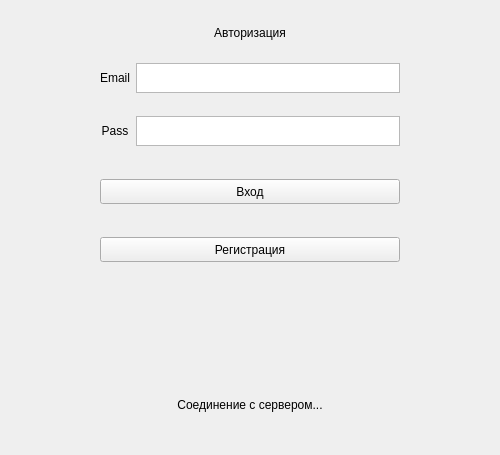
First picture: the form in client/authorization/AuthorizationWindow.ui, repository DmB0l/chat, before the edit.
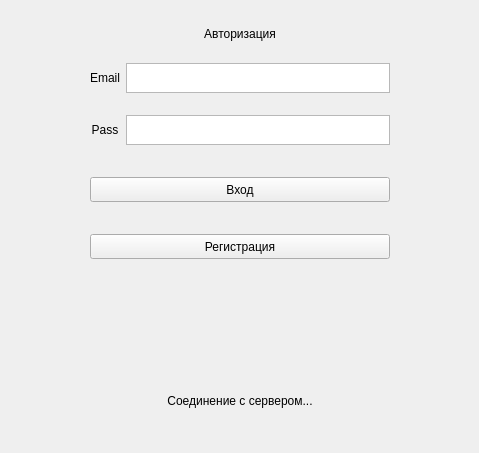
Second picture: the form after the edit.

The edit to the form file:
```diff
--- a/client/authorization/AuthorizationWindow.ui
+++ b/client/authorization/AuthorizationWindow.ui
@@ -1,34 +1,138 @@
 <?xml version="1.0" encoding="UTF-8"?>
 <ui version="4.0">
  <class>AuthorizationWindow</class>
- <widget class="QMainWindow" name="AuthorizationWindow">
+ <widget class="QWidget" name="AuthorizationWindow">
   <property name="geometry">
    <rect>
     <x>0</x>
     <y>0</y>
-    <width>500</width>
-    <height>455</height>
+    <width>479</width>
+    <height>453</height>
    </rect>
   </property>
   <property name="windowTitle">
    <string>MainWindow</string>
   </property>
-  <widget class="QWidget" name="centralwidget">
    <layout class="QGridLayout" name="gridLayout">
-    <item row="6" column="4">
-     <spacer name="horizontalSpacer_5">
+   <item row="0" column="1" colspan="2">
+    <widget class="QLabel" name="label_3">
+     <property name="sizePolicy">
+      <sizepolicy hsizetype="Preferred" vsizetype="Fixed">
+       <horstretch>0</horstretch>
+       <verstretch>0</verstretch>
+      </sizepolicy>
+     </property>
+     <property name="text">
+      <string>Авторизация</string>
+     </property>
+     <property name="alignment">
+      <set>Qt::AlignCenter</set>
+     </property>
+    </widget>
+   </item>
+   <item row="1" column="0">
+    <spacer name="horizontalSpacer">
       <property name="orientation">
        <enum>Qt::Horizontal</enum>
       </property>
+     <property name="sizeType">
+      <enum>QSizePolicy::Expanding</enum>
+     </property>
       <property name="sizeHint" stdset="0">
        <size>
-        <width>40</width>
+       <width>72</width>
         <height>20</height>
        </size>
       </property>
      </spacer>
     </item>
-    <item row="3" column="2" colspan="2">
+   <item row="1" column="1">
+    <widget class="QLabel" name="label">
+     <property name="sizePolicy">
+      <sizepolicy hsizetype="Maximum" vsizetype="Preferred">
+       <horstretch>0</horstretch>
+       <verstretch>0</verstretch>
+      </sizepolicy>
+     </property>
+     <property name="text">
+      <string>Email</string>
+     </property>
+     <property name="alignment">
+      <set>Qt::AlignCenter</set>
+     </property>
+    </widget>
+   </item>
+   <item row="1" column="2">
+    <widget class="QPlainTextEdit" name="TE_email">
+     <property name="sizePolicy">
+      <sizepolicy hsizetype="Preferred" vsizetype="Fixed">
+       <horstretch>0</horstretch>
+       <verstretch>0</verstretch>
+      </sizepolicy>
+     </property>
+     <property name="minimumSize">
+      <size>
+       <width>200</width>
+       <height>0</height>
+      </size>
+     </property>
+     <property name="maximumSize">
+      <size>
+       <width>16777215</width>
+       <height>30</height>
+      </size>
+     </property>
+    </widget>
+   </item>
+   <item row="1" column="3">
+    <spacer name="horizontalSpacer_2">
+     <property name="orientation">
+      <enum>Qt::Horizontal</enum>
+     </property>
+     <property name="sizeType">
+      <enum>QSizePolicy::Expanding</enum>
+     </property>
+     <property name="sizeHint" stdset="0">
+      <size>
+       <width>71</width>
+       <height>20</height>
+      </size>
+     </property>
+    </spacer>
+   </item>
+   <item row="2" column="0">
+    <spacer name="horizontalSpacer_3">
+     <property name="orientation">
+      <enum>Qt::Horizontal</enum>
+     </property>
+     <property name="sizeType">
+      <enum>QSizePolicy::Expanding</enum>
+     </property>
+     <property name="sizeHint" stdset="0">
+      <size>
+       <width>72</width>
+       <height>20</height>
+      </size>
+     </property>
+    </spacer>
+   </item>
+   <item row="2" column="1">
+    <widget class="QLabel" name="label_2">
+     <property name="sizePolicy">
+      <sizepolicy hsizetype="Preferred" vsizetype="Preferred">
+       <horstretch>0</horstretch>
+       <verstretch>0</verstretch>
+      </sizepolicy>
+     </property>
+     <property name="text">
+      <string>Pass</string>
+     </property>
+     <property name="alignment">
+      <set>Qt::AlignCenter</set>
+     </property>
+    </widget>
+   </item>
+   <item row="2" column="2">
      <widget class="QPlainTextEdit" name="TE_passw">
       <property name="sizePolicy">
        <sizepolicy hsizetype="Preferred" vsizetype="Fixed">
@@ -50,7 +154,52 @@
       </property>
      </widget>
     </item>
-    <item row="6" column="1" colspan="3">
+   <item row="2" column="3">
+    <spacer name="horizontalSpacer_4">
+     <property name="orientation">
+      <enum>Qt::Horizontal</enum>
+     </property>
+     <property name="sizeType">
+      <enum>QSizePolicy::Expanding</enum>
+     </property>
+     <property name="sizeHint" stdset="0">
+      <size>
+       <width>71</width>
+       <height>20</height>
+      </size>
+     </property>
+    </spacer>
+   </item>
+   <item row="3" column="2">
+    <spacer name="verticalSpacer_2">
+     <property name="orientation">
+      <enum>Qt::Vertical</enum>
+     </property>
+     <property name="sizeType">
+      <enum>QSizePolicy::Fixed</enum>
+     </property>
+     <property name="sizeHint" stdset="0">
+      <size>
+       <width>20</width>
+       <height>10</height>
+      </size>
+     </property>
+    </spacer>
+   </item>
+   <item row="4" column="0">
+    <spacer name="horizontalSpacer_7">
+     <property name="orientation">
+      <enum>Qt::Horizontal</enum>
+     </property>
+     <property name="sizeHint" stdset="0">
+      <size>
+       <width>72</width>
+       <height>20</height>
+      </size>
+     </property>
+    </spacer>
+   </item>
+   <item row="4" column="1" colspan="2">
      <widget class="QPushButton" name="PB_enter">
       <property name="sizePolicy">
        <sizepolicy hsizetype="Minimum" vsizetype="Fixed">
@@ -82,135 +231,20 @@
       </property>
      </widget>
     </item>
-    <item row="2" column="2" colspan="2">
-     <widget class="QPlainTextEdit" name="TE_email">
-      <property name="sizePolicy">
-       <sizepolicy hsizetype="Preferred" vsizetype="Fixed">
-        <horstretch>0</horstretch>
-        <verstretch>0</verstretch>
-       </sizepolicy>
-      </property>
-      <property name="minimumSize">
-       <size>
-        <width>200</width>
-        <height>0</height>
-       </size>
-      </property>
-      <property name="maximumSize">
-       <size>
-        <width>16777215</width>
-        <height>30</height>
-       </size>
-      </property>
-     </widget>
-    </item>
-    <item row="9" column="2">
-     <spacer name="verticalSpacer">
+   <item row="4" column="3">
+    <spacer name="horizontalSpacer_5">
       <property name="orientation">
-       <enum>Qt::Vertical</enum>
-      </property>
-      <property name="sizeType">
-       <enum>QSizePolicy::Fixed</enum>
-      </property>
-      <property name="sizeHint" stdset="0">
-       <size>
-        <width>100</width>
-        <height>100</height>
-       </size>
-      </property>
-     </spacer>
-    </item>
-    <item row="8" column="4">
-     <spacer name="horizontalSpacer_6">
-      <property name="orientation">
        <enum>Qt::Horizontal</enum>
       </property>
       <property name="sizeHint" stdset="0">
        <size>
-        <width>40</width>
+       <width>71</width>
         <height>20</height>
        </size>
       </property>
      </spacer>
     </item>
-    <item row="2" column="4">
-     <spacer name="horizontalSpacer_2">
-      <property name="orientation">
-       <enum>Qt::Horizontal</enum>
-      </property>
-      <property name="sizeType">
-       <enum>QSizePolicy::Expanding</enum>
-      </property>
-      <property name="sizeHint" stdset="0">
-       <size>
-        <width>20</width>
-        <height>20</height>
-       </size>
-      </property>
-     </spacer>
-    </item>
-    <item row="3" column="4">
-     <spacer name="horizontalSpacer_4">
-      <property name="orientation">
-       <enum>Qt::Horizontal</enum>
-      </property>
-      <property name="sizeType">
-       <enum>QSizePolicy::Expanding</enum>
-      </property>
-      <property name="sizeHint" stdset="0">
-       <size>
-        <width>40</width>
-        <height>20</height>
-       </size>
-      </property>
-     </spacer>
-    </item>
-    <item row="8" column="0">
-     <spacer name="horizontalSpacer_8">
-      <property name="orientation">
-       <enum>Qt::Horizontal</enum>
-      </property>
-      <property name="sizeHint" stdset="0">
-       <size>
-        <width>40</width>
-        <height>20</height>
-       </size>
-      </property>
-     </spacer>
-    </item>
-    <item row="4" column="2">
-     <spacer name="verticalSpacer_2">
-      <property name="orientation">
-       <enum>Qt::Vertical</enum>
-      </property>
-      <property name="sizeType">
-       <enum>QSizePolicy::Fixed</enum>
-      </property>
-      <property name="sizeHint" stdset="0">
-       <size>
-        <width>20</width>
-        <height>10</height>
-       </size>
-      </property>
-     </spacer>
-    </item>
-    <item row="3" column="0">
-     <spacer name="horizontalSpacer_3">
-      <property name="orientation">
-       <enum>Qt::Horizontal</enum>
-      </property>
-      <property name="sizeType">
-       <enum>QSizePolicy::Expanding</enum>
-      </property>
-      <property name="sizeHint" stdset="0">
-       <size>
-        <width>40</width>
-        <height>20</height>
-       </size>
-      </property>
-     </spacer>
-    </item>
-    <item row="7" column="2">
+   <item row="5" column="2">
      <spacer name="verticalSpacer_3">
       <property name="orientation">
        <enum>Qt::Vertical</enum>
@@ -226,7 +260,20 @@
       </property>
      </spacer>
     </item>
-    <item row="8" column="1" colspan="3">
+   <item row="6" column="0">
+    <spacer name="horizontalSpacer_8">
+     <property name="orientation">
+      <enum>Qt::Horizontal</enum>
+     </property>
+     <property name="sizeHint" stdset="0">
+      <size>
+       <width>72</width>
+       <height>20</height>
+      </size>
+     </property>
+    </spacer>
+   </item>
+   <item row="6" column="1" colspan="2">
      <widget class="QPushButton" name="PB_reg">
       <property name="minimumSize">
        <size>
@@ -243,84 +290,36 @@
       </property>
      </widget>
     </item>
-    <item row="2" column="0">
-     <spacer name="horizontalSpacer">
+   <item row="6" column="3">
+    <spacer name="horizontalSpacer_6">
       <property name="orientation">
        <enum>Qt::Horizontal</enum>
+     </property>
+     <property name="sizeHint" stdset="0">
+      <size>
+       <width>71</width>
+       <height>20</height>
+      </size>
+     </property>
+    </spacer>
+   </item>
+   <item row="7" column="2">
+    <spacer name="verticalSpacer">
+     <property name="orientation">
+      <enum>Qt::Vertical</enum>
       </property>
       <property name="sizeType">
-       <enum>QSizePolicy::Expanding</enum>
+      <enum>QSizePolicy::Fixed</enum>
       </property>
       <property name="sizeHint" stdset="0">
        <size>
-        <width>20</width>
-        <height>20</height>
+       <width>100</width>
+       <height>100</height>
        </size>
       </property>
      </spacer>
     </item>
-    <item row="1" column="1" colspan="3">
-     <widget class="QLabel" name="label_3">
-      <property name="sizePolicy">
-       <sizepolicy hsizetype="Preferred" vsizetype="Fixed">
-        <horstretch>0</horstretch>
-        <verstretch>0</verstretch>
-       </sizepolicy>
-      </property>
-      <property name="text">
-       <string>Авторизация</string>
-      </property>
-      <property name="alignment">
-       <set>Qt::AlignCenter</set>
-      </property>
-     </widget>
-    </item>
-    <item row="3" column="1">
-     <widget class="QLabel" name="label_2">
-      <property name="sizePolicy">
-       <sizepolicy hsizetype="Preferred" vsizetype="Preferred">
-        <horstretch>0</horstretch>
-        <verstretch>0</verstretch>
-       </sizepolicy>
-      </property>
-      <property name="text">
-       <string>Pass</string>
-      </property>
-      <property name="alignment">
-       <set>Qt::AlignCenter</set>
-      </property>
-     </widget>
-    </item>
-    <item row="6" column="0">
-     <spacer name="horizontalSpacer_7">
-      <property name="orientation">
-       <enum>Qt::Horizontal</enum>
-      </property>
-      <property name="sizeHint" stdset="0">
-       <size>
-        <width>40</width>
-        <height>20</height>
-       </size>
-      </property>
-     </spacer>
-    </item>
-    <item row="2" column="1">
-     <widget class="QLabel" name="label">
-      <property name="sizePolicy">
-       <sizepolicy hsizetype="Maximum" vsizetype="Preferred">
-        <horstretch>0</horstretch>
-        <verstretch>0</verstretch>
-       </sizepolicy>
-      </property>
-      <property name="text">
-       <string>Email</string>
-      </property>
-      <property name="alignment">
-       <set>Qt::AlignCenter</set>
-      </property>
-     </widget>
-    </item>
-    <item row="10" column="1" colspan="3">
+   <item row="8" column="1" colspan="2">
      <widget class="QLabel" name="Label_warningMess">
       <property name="sizePolicy">
        <sizepolicy hsizetype="Fixed" vsizetype="Fixed">
@@ -352,7 +351,6 @@
      </widget>
     </item>
    </layout>
-  </widget>
  </widget>
  <resources/>
  <connections/>
```
Left out of the diff: 2 changed lines with no effect on the pictures. Lines whose indentation alone changed are shown as unchanged.
